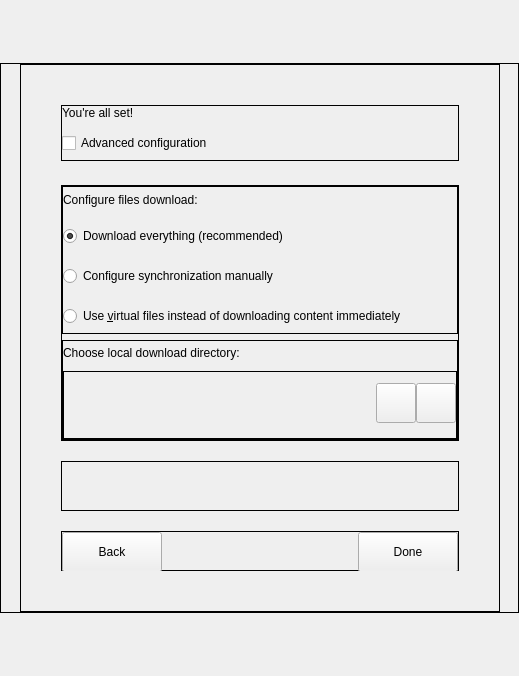
The window that src/gui/newwizard/pages/finishedpage.ui (CSG-Development/owncloud-client) describes before a commit, drawn with Qt 5.
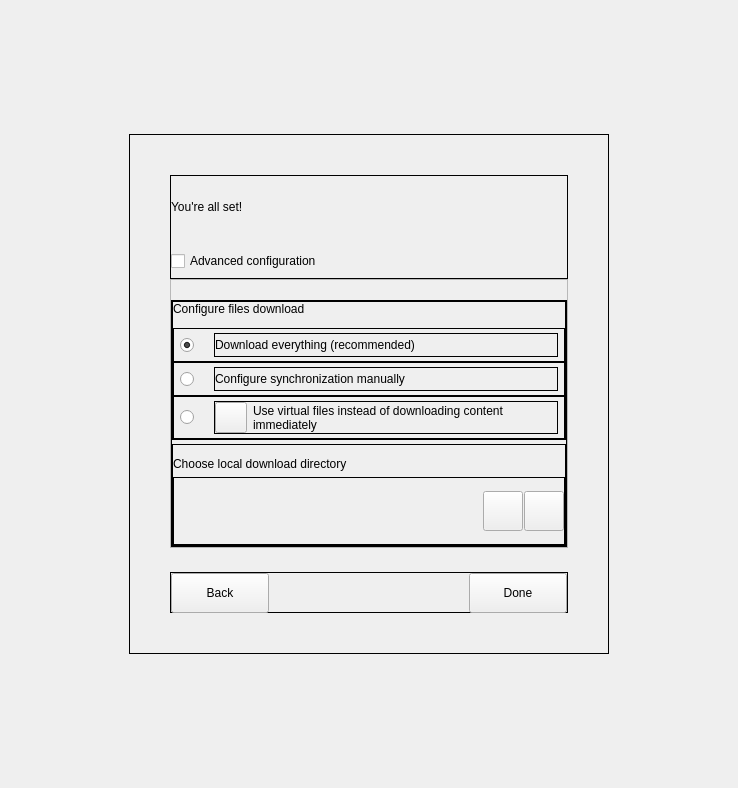
The same window after the commit. Custom widgets are drawn as their Qt base class.

What changed in the file:
```diff
--- a/src/gui/newwizard/pages/finishedpage.ui
+++ b/src/gui/newwizard/pages/finishedpage.ui
@@ -6,8 +6,8 @@
    <rect>
     <x>0</x>
     <y>0</y>
-    <width>519</width>
-    <height>676</height>
+    <width>738</width>
+    <height>788</height>
    </rect>
   </property>
   <property name="windowTitle">
@@ -35,75 +35,7 @@
       <string notr="true">helper_frame</string>
      </property>
      <layout class="QVBoxLayout" name="verticalLayout">
-      <property name="spacing">
-       <number>0</number>
-      </property>
-      <property name="leftMargin">
-       <number>0</number>
-      </property>
-      <property name="topMargin">
-       <number>0</number>
-      </property>
-      <property name="rightMargin">
-       <number>0</number>
-      </property>
-      <property name="bottomMargin">
-       <number>0</number>
-      </property>
-      <item>
-       <spacer name="verticalSpacer">
-        <property name="orientation">
-         <enum>Qt::Orientation::Vertical</enum>
-        </property>
-        <property name="sizeHint" stdset="0">
-         <size>
-          <width>20</width>
-          <height>40</height>
-         </size>
-        </property>
-       </spacer>
-      </item>
-      <item>
-       <widget class="QFrame" name="frameHalign">
-        <property name="frameShape">
-         <enum>QFrame::Shape::Box</enum>
-        </property>
-        <property name="frameShadow">
-         <enum>QFrame::Shadow::Plain</enum>
-        </property>
-        <property name="class" stdset="0">
-         <string notr="true">helper_frame</string>
-        </property>
-        <layout class="QHBoxLayout" name="horizontalLayout">
-         <property name="spacing">
-          <number>0</number>
-         </property>
-         <property name="leftMargin">
-          <number>0</number>
-         </property>
-         <property name="topMargin">
-          <number>0</number>
-         </property>
-         <property name="rightMargin">
-          <number>0</number>
-         </property>
-         <property name="bottomMargin">
-          <number>0</number>
-         </property>
-         <item>
-          <spacer name="horizontalSpacer">
-           <property name="orientation">
-            <enum>Qt::Orientation::Horizontal</enum>
-           </property>
-           <property name="sizeHint" stdset="0">
-            <size>
-             <width>41</width>
-             <height>20</height>
-            </size>
-           </property>
-          </spacer>
-         </item>
-         <item>
+      <item alignment="Qt::AlignmentFlag::AlignHCenter|Qt::AlignmentFlag::AlignVCenter">
           <widget class="QFrame" name="frameContent">
            <property name="sizePolicy">
             <sizepolicy hsizetype="Fixed" vsizetype="Fixed">
@@ -199,6 +131,39 @@
              </widget>
             </item>
             <item>
+          <widget class="QFrame" name="frameAdvancedContext">
+           <property name="minimumSize">
+            <size>
+             <width>0</width>
+             <height>100</height>
+            </size>
+           </property>
+           <property name="frameShape">
+            <enum>QFrame::Shape::StyledPanel</enum>
+           </property>
+           <property name="frameShadow">
+            <enum>QFrame::Shadow::Raised</enum>
+           </property>
+           <property name="class" stdset="0">
+            <string notr="true">helper_frame</string>
+           </property>
+           <layout class="QVBoxLayout" name="verticalLayout_10">
+            <property name="spacing">
+             <number>0</number>
+            </property>
+            <property name="leftMargin">
+             <number>0</number>
+            </property>
+            <property name="topMargin">
+             <number>0</number>
+            </property>
+            <property name="rightMargin">
+             <number>0</number>
+            </property>
+            <property name="bottomMargin">
+             <number>0</number>
+            </property>
+            <item>
              <spacer name="verticalSpacer_3">
               <property name="orientation">
                <enum>Qt::Orientation::Vertical</enum>
@@ -208,8 +173,8 @@
               </property>
               <property name="sizeHint" stdset="0">
                <size>
-                <width>20</width>
-                <height>24</height>
+                <width>2</width>
+                <height>20</height>
                </size>
               </property>
              </spacer>
@@ -226,6 +191,9 @@
                <string notr="true">helper_frame</string>
               </property>
               <layout class="QVBoxLayout" name="verticalLayout_6">
+               <property name="spacing">
+                <number>4</number>
+               </property>
                <property name="leftMargin">
                 <number>0</number>
                </property>
@@ -240,17 +208,11 @@
                </property>
                <item>
                 <widget class="QFrame" name="frameDownload">
-                 <property name="minimumSize">
-                  <size>
-                   <width>0</width>
-                   <height>148</height>
-                  </size>
-                 </property>
-                 <property name="maximumSize">
-                  <size>
-                   <width>16777215</width>
-                   <height>148</height>
-                  </size>
+                 <property name="sizePolicy">
+                  <sizepolicy hsizetype="Preferred" vsizetype="Maximum">
+                   <horstretch>0</horstretch>
+                   <verstretch>0</verstretch>
+                  </sizepolicy>
                  </property>
                  <property name="frameShape">
                   <enum>QFrame::Shape::Box</enum>
@@ -262,6 +224,9 @@
                   <string notr="true">helper_frame</string>
                  </property>
                  <layout class="QVBoxLayout" name="verticalLayout_5">
+                  <property name="spacing">
+                   <number>0</number>
+                  </property>
                   <property name="leftMargin">
                    <number>0</number>
                   </property>
@@ -277,26 +242,75 @@
                   <item>
                    <widget class="QLabel" name="lblConfigDownload">
                     <property name="text">
-                     <string>Configure files download:</string>
+                     <string>Configure files download</string>
                     </property>
                    </widget>
                   </item>
                   <item>
-                   <widget class="CRadioButton" name="rbDownloadEverything">
+                   <spacer name="verticalSpacer_6">
+                    <property name="orientation">
+                     <enum>Qt::Orientation::Vertical</enum>
+                    </property>
+                    <property name="sizeType">
+                     <enum>QSizePolicy::Policy::Fixed</enum>
+                    </property>
+                    <property name="sizeHint" stdset="0">
+                     <size>
+                      <width>1</width>
+                      <height>12</height>
+                     </size>
+                    </property>
+                   </spacer>
+                  </item>
+                  <item>
+                   <widget class="FocusFrame" name="frameDownloadEverything">
+                    <property name="cursor">
+                     <cursorShape>PointingHandCursor</cursorShape>
+                    </property>
+                    <property name="focusPolicy">
+                     <enum>Qt::FocusPolicy::TabFocus</enum>
+                    </property>
+                    <property name="frameShape">
+                     <enum>QFrame::Shape::Box</enum>
+                    </property>
+                    <property name="frameShadow">
+                     <enum>QFrame::Shadow::Plain</enum>
+                    </property>
+                    <layout class="QHBoxLayout" name="horizontalLayout_8">
+                     <property name="spacing">
+                      <number>2</number>
+                     </property>
+                     <property name="leftMargin">
+                      <number>6</number>
+                     </property>
+                     <property name="topMargin">
+                      <number>4</number>
+                     </property>
+                     <property name="rightMargin">
+                      <number>6</number>
+                     </property>
+                     <property name="bottomMargin">
+                      <number>4</number>
+                     </property>
+                     <item>
+                      <widget class="QRadioButton" name="rbDownloadEverything">
+                       <property name="sizePolicy">
+                        <sizepolicy hsizetype="Fixed" vsizetype="Fixed">
+                         <horstretch>0</horstretch>
+                         <verstretch>0</verstretch>
+                        </sizepolicy>
+                       </property>
                     <property name="minimumSize">
                      <size>
-                      <width>0</width>
-                      <height>34</height>
-                     </size>
-                    </property>
-                    <property name="maximumSize">
-                     <size>
-                      <width>16777215</width>
-                      <height>34</height>
-                     </size>
+                         <width>32</width>
+                         <height>24</height>
+                        </size>
+                       </property>
+                       <property name="focusPolicy">
+                        <enum>Qt::FocusPolicy::NoFocus</enum>
                     </property>
                     <property name="text">
-                     <string>Download everything (recommended)</string>
+                        <string/>
                     </property>
                     <property name="checked">
                      <bool>true</bool>
@@ -307,47 +321,249 @@
                    </widget>
                   </item>
                   <item>
-                   <widget class="CRadioButton" name="rbConfigManually">
+                      <widget class="QFrame" name="frameDownloadEverythingRb">
+                       <property name="frameShape">
+                        <enum>QFrame::Shape::Box</enum>
+                       </property>
+                       <property name="frameShadow">
+                        <enum>QFrame::Shadow::Plain</enum>
+                       </property>
+                       <property name="class" stdset="0">
+                        <string notr="true">helper_frame</string>
+                       </property>
+                       <layout class="QVBoxLayout" name="verticalLayout_9">
+                        <property name="leftMargin">
+                         <number>0</number>
+                        </property>
+                        <property name="topMargin">
+                         <number>0</number>
+                        </property>
+                        <property name="rightMargin">
+                         <number>0</number>
+                        </property>
+                        <property name="bottomMargin">
+                         <number>0</number>
+                        </property>
+                        <item>
+                         <widget class="QLabel" name="lblDownloadEverything">
+                          <property name="text">
+                           <string>Download everything (recommended)</string>
+                          </property>
+                         </widget>
+                        </item>
+                       </layout>
+                      </widget>
+                     </item>
+                    </layout>
+                   </widget>
+                  </item>
+                  <item>
+                   <widget class="FocusFrame" name="frameConfigManually">
+                    <property name="cursor">
+                     <cursorShape>PointingHandCursor</cursorShape>
+                    </property>
+                    <property name="focusPolicy">
+                     <enum>Qt::FocusPolicy::TabFocus</enum>
+                    </property>
+                    <property name="frameShape">
+                     <enum>QFrame::Shape::Box</enum>
+                    </property>
+                    <property name="frameShadow">
+                     <enum>QFrame::Shadow::Plain</enum>
+                    </property>
+                    <layout class="QHBoxLayout" name="horizontalLayout_7">
+                     <property name="spacing">
+                      <number>2</number>
+                     </property>
+                     <property name="leftMargin">
+                      <number>6</number>
+                     </property>
+                     <property name="topMargin">
+                      <number>4</number>
+                     </property>
+                     <property name="rightMargin">
+                      <number>6</number>
+                     </property>
+                     <property name="bottomMargin">
+                      <number>4</number>
+                     </property>
+                     <item>
+                      <widget class="QRadioButton" name="rbConfigManually">
+                       <property name="sizePolicy">
+                        <sizepolicy hsizetype="Fixed" vsizetype="Fixed">
+                         <horstretch>0</horstretch>
+                         <verstretch>0</verstretch>
+                        </sizepolicy>
+                       </property>
                     <property name="minimumSize">
                      <size>
-                      <width>0</width>
-                      <height>34</height>
-                     </size>
-                    </property>
-                    <property name="maximumSize">
-                     <size>
-                      <width>16777215</width>
-                      <height>34</height>
-                     </size>
-                    </property>
+                         <width>32</width>
+                         <height>24</height>
+                        </size>
+                       </property>
+                       <property name="focusPolicy">
+                        <enum>Qt::FocusPolicy::NoFocus</enum>
+                       </property>
+                       <property name="text">
+                        <string/>
+                       </property>
+                       <property name="class" stdset="0">
+                        <string notr="true">button_radio</string>
+                       </property>
+                      </widget>
+                     </item>
+                     <item>
+                      <widget class="QFrame" name="frameConfigManuallyRb">
+                       <property name="frameShape">
+                        <enum>QFrame::Shape::Box</enum>
+                       </property>
+                       <property name="frameShadow">
+                        <enum>QFrame::Shadow::Plain</enum>
+                       </property>
+                       <property name="class" stdset="0">
+                        <string notr="true">helper_frame</string>
+                       </property>
+                       <layout class="QVBoxLayout" name="verticalLayout_8">
+                        <property name="leftMargin">
+                         <number>0</number>
+                        </property>
+                        <property name="topMargin">
+                         <number>0</number>
+                        </property>
+                        <property name="rightMargin">
+                         <number>0</number>
+                        </property>
+                        <property name="bottomMargin">
+                         <number>0</number>
+                        </property>
+                        <item>
+                         <widget class="QLabel" name="lblConfigManually">
                     <property name="text">
                      <string>Configure synchronization manually</string>
                     </property>
+                         </widget>
+                        </item>
+                       </layout>
+                      </widget>
+                     </item>
+                    </layout>
+                   </widget>
+                  </item>
+                  <item>
+                   <widget class="FocusFrame" name="frameFocusUseVfs">
+                    <property name="cursor">
+                     <cursorShape>PointingHandCursor</cursorShape>
+                    </property>
+                    <property name="focusPolicy">
+                     <enum>Qt::FocusPolicy::TabFocus</enum>
+                    </property>
+                    <property name="frameShape">
+                     <enum>QFrame::Shape::Box</enum>
+                    </property>
+                    <property name="frameShadow">
+                     <enum>QFrame::Shadow::Plain</enum>
+                    </property>
+                    <layout class="QHBoxLayout" name="horizontalLayout_6">
+                     <property name="spacing">
+                      <number>2</number>
+                     </property>
+                     <property name="leftMargin">
+                      <number>6</number>
+                     </property>
+                     <property name="topMargin">
+                      <number>4</number>
+                     </property>
+                     <property name="rightMargin">
+                      <number>6</number>
+                     </property>
+                     <property name="bottomMargin">
+                      <number>4</number>
+                     </property>
+                     <item>
+                      <widget class="QRadioButton" name="rbUseVfs">
+                       <property name="sizePolicy">
+                        <sizepolicy hsizetype="Fixed" vsizetype="Fixed">
+                         <horstretch>0</horstretch>
+                         <verstretch>0</verstretch>
+                        </sizepolicy>
+                       </property>
+                       <property name="minimumSize">
+                        <size>
+                         <width>32</width>
+                         <height>24</height>
+                        </size>
+                       </property>
+                       <property name="focusPolicy">
+                        <enum>Qt::FocusPolicy::NoFocus</enum>
+                       </property>
+                       <property name="text">
+                        <string/>
+                       </property>
                     <property name="class" stdset="0">
                      <string notr="true">button_radio</string>
                     </property>
                    </widget>
                   </item>
                   <item>
-                   <widget class="CRadioButton" name="rbUseVfs">
+                      <widget class="QFrame" name="frameUseVfsRb">
+                       <property name="frameShape">
+                        <enum>QFrame::Shape::Box</enum>
+                       </property>
+                       <property name="frameShadow">
+                        <enum>QFrame::Shadow::Plain</enum>
+                       </property>
+                       <property name="class" stdset="0">
+                        <string notr="true">helper_frame</string>
+                       </property>
+                       <layout class="QHBoxLayout" name="horizontalLayout_5">
+                        <property name="leftMargin">
+                         <number>0</number>
+                        </property>
+                        <property name="topMargin">
+                         <number>0</number>
+                        </property>
+                        <property name="rightMargin">
+                         <number>0</number>
+                        </property>
+                        <property name="bottomMargin">
+                         <number>0</number>
+                        </property>
+                        <item>
+                         <widget class="QToolButton" name="btnVfsIcon">
                     <property name="minimumSize">
                      <size>
-                      <width>0</width>
-                      <height>34</height>
-                     </size>
-                    </property>
-                    <property name="maximumSize">
+                            <width>24</width>
+                            <height>24</height>
+                           </size>
+                          </property>
+                          <property name="focusPolicy">
+                           <enum>Qt::FocusPolicy::NoFocus</enum>
+                          </property>
+                          <property name="text">
+                           <string/>
+                          </property>
+                          <property name="iconSize">
                      <size>
-                      <width>16777215</width>
-                      <height>34</height>
-                     </size>
-                    </property>
+                            <width>24</width>
+                            <height>24</height>
+                           </size>
+                          </property>
+                         </widget>
+                        </item>
+                        <item>
+                         <widget class="QLabel" name="lblUseVfs">
                     <property name="text">
-                     <string>Use &amp;virtual files instead of downloading content immediately</string>
-                    </property>
-                    <property name="class" stdset="0">
-                     <string notr="true">button_radio</string>
-                    </property>
+                           <string>Use virtual files instead of downloading content immediately</string>
+                          </property>
+                          <property name="wordWrap">
+                           <bool>true</bool>
+                          </property>
+                         </widget>
+                        </item>
+                       </layout>
+                      </widget>
+                     </item>
+                    </layout>
                    </widget>
                   </item>
                  </layout>
@@ -361,12 +577,6 @@
                    <height>100</height>
                   </size>
                  </property>
-                 <property name="maximumSize">
-                  <size>
-                   <width>16777215</width>
-                   <height>100</height>
-                  </size>
-                 </property>
                  <property name="frameShape">
                   <enum>QFrame::Shape::Box</enum>
                  </property>
@@ -381,7 +591,7 @@
                    <number>0</number>
                   </property>
                   <property name="topMargin">
-                   <number>0</number>
+                   <number>12</number>
                   </property>
                   <property name="rightMargin">
                    <number>0</number>
@@ -392,7 +602,7 @@
                   <item>
                    <widget class="QLabel" name="lblLocalDir">
                     <property name="text">
-                     <string>Choose local download directory:</string>
+                     <string>Choose local download directory</string>
                     </property>
                    </widget>
                   </item>
@@ -421,7 +631,7 @@
                     </property>
                     <layout class="QHBoxLayout" name="horizontalLayout_4">
                      <property name="spacing">
-                      <number>0</number>
+                      <number>1</number>
                      </property>
                      <property name="leftMargin">
                       <number>0</number>
@@ -433,7 +643,7 @@
                       <number>0</number>
                      </property>
                      <property name="bottomMargin">
-                      <number>4</number>
+                      <number>0</number>
                      </property>
                      <item>
                       <widget class="InputWidget" name="edDownloadDir" native="true"/>
@@ -460,8 +670,8 @@
                        </property>
                        <property name="iconSize">
                         <size>
-                         <width>20</width>
-                         <height>20</height>
+                         <width>24</width>
+                         <height>24</height>
                         </size>
                        </property>
                        <property name="class" stdset="0">
@@ -491,8 +701,8 @@
                        </property>
                        <property name="iconSize">
                         <size>
-                         <width>20</width>
-                         <height>20</height>
+                         <width>24</width>
+                         <height>24</height>
                         </size>
                        </property>
                        <property name="class" stdset="0">
@@ -507,78 +717,6 @@
                 </widget>
                </item>
               </layout>
-             </widget>
-            </item>
-            <item>
-             <spacer name="verticalSpacer_5">
-              <property name="orientation">
-               <enum>Qt::Orientation::Vertical</enum>
-              </property>
-              <property name="sizeType">
-               <enum>QSizePolicy::Policy::Fixed</enum>
-              </property>
-              <property name="sizeHint" stdset="0">
-               <size>
-                <width>20</width>
-                <height>20</height>
-               </size>
-              </property>
-             </spacer>
-            </item>
-            <item>
-             <widget class="QFrame" name="frameErrorMessage">
-              <property name="minimumSize">
-               <size>
-                <width>0</width>
-                <height>50</height>
-               </size>
-              </property>
-              <property name="frameShape">
-               <enum>QFrame::Shape::Box</enum>
-              </property>
-              <property name="frameShadow">
-               <enum>QFrame::Shadow::Plain</enum>
-              </property>
-              <property name="class" stdset="0">
-               <string notr="true">helper_frame</string>
-              </property>
-              <layout class="QHBoxLayout" name="horizontalLayout_3">
-               <property name="spacing">
-                <number>18</number>
-               </property>
-               <property name="leftMargin">
-                <number>18</number>
-               </property>
-               <property name="topMargin">
-                <number>16</number>
-               </property>
-               <property name="rightMargin">
-                <number>18</number>
-               </property>
-               <property name="bottomMargin">
-                <number>16</number>
-               </property>
-               <item>
-                <widget class="QLabel" name="lblErrorIcon">
-                 <property name="maximumSize">
-                  <size>
-                   <width>20</width>
-                   <height>16777215</height>
-                  </size>
-                 </property>
-                 <property name="text">
-                  <string/>
-                 </property>
-                </widget>
-               </item>
-               <item>
-                <widget class="QLabel" name="lblErrorText">
-                 <property name="text">
-                  <string/>
-                 </property>
-                 <property name="wordWrap">
-                  <bool>true</bool>
-                 </property>
                 </widget>
                </item>
               </layout>
@@ -594,8 +732,8 @@
               </property>
               <property name="sizeHint" stdset="0">
                <size>
-                <width>20</width>
-                <height>20</height>
+             <width>1</width>
+             <height>24</height>
                </size>
               </property>
              </spacer>
@@ -611,7 +749,7 @@
               <property name="maximumSize">
                <size>
                 <width>16777215</width>
-                <height>40</height>
+             <height>41</height>
                </size>
               </property>
               <property name="frameShape">
@@ -640,13 +778,13 @@
                 <widget class="LoginPushButton" name="btnBack">
                  <property name="minimumSize">
                   <size>
-                   <width>100</width>
+                <width>98</width>
                    <height>40</height>
                   </size>
                  </property>
                  <property name="maximumSize">
                   <size>
-                   <width>16777215</width>
+                <width>98</width>
                    <height>40</height>
                   </size>
                  </property>
@@ -675,13 +813,13 @@
                 <widget class="LoginPushButton" name="btnDone">
                  <property name="minimumSize">
                   <size>
-                   <width>100</width>
+                <width>98</width>
                    <height>40</height>
                   </size>
                  </property>
                  <property name="maximumSize">
                   <size>
-                   <width>16777215</width>
+                <width>98</width>
                    <height>40</height>
                   </size>
                  </property>
@@ -699,35 +837,6 @@
            </layout>
           </widget>
          </item>
-         <item>
-          <spacer name="horizontalSpacer_2">
-           <property name="orientation">
-            <enum>Qt::Orientation::Horizontal</enum>
-           </property>
-           <property name="sizeHint" stdset="0">
-            <size>
-             <width>40</width>
-             <height>20</height>
-            </size>
-           </property>
-          </spacer>
-         </item>
-        </layout>
-       </widget>
-      </item>
-      <item>
-       <spacer name="verticalSpacer_2">
-        <property name="orientation">
-         <enum>Qt::Orientation::Vertical</enum>
-        </property>
-        <property name="sizeHint" stdset="0">
-         <size>
-          <width>20</width>
-          <height>44</height>
-         </size>
-        </property>
-       </spacer>
-      </item>
      </layout>
     </widget>
    </item>
@@ -740,11 +849,6 @@
    <header>gui/customui/inputwidget.h</header>
    <container>1</container>
   </customwidget>
-  <customwidget>
-   <class>CRadioButton</class>
-   <extends>QRadioButton</extends>
-   <header>gui/customui/cradiobutton.h</header>
-  </customwidget>
   <customwidget>
    <class>CCheckBox</class>
    <extends>QCheckBox</extends>
@@ -755,6 +859,12 @@
    <extends>QPushButton</extends>
    <header>gui/customui/loginpushbutton.h</header>
   </customwidget>
+  <customwidget>
+   <class>FocusFrame</class>
+   <extends>QFrame</extends>
+   <header>gui/customdialogs/platform/common/focusframe.h</header>
+   <container>1</container>
+  </customwidget>
  </customwidgets>
  <tabstops>
   <tabstop>chkAdvanced</tabstop>
```
Left out of the diff: 22 changed lines with no effect on the pictures. Lines whose indentation alone changed are shown as unchanged.
